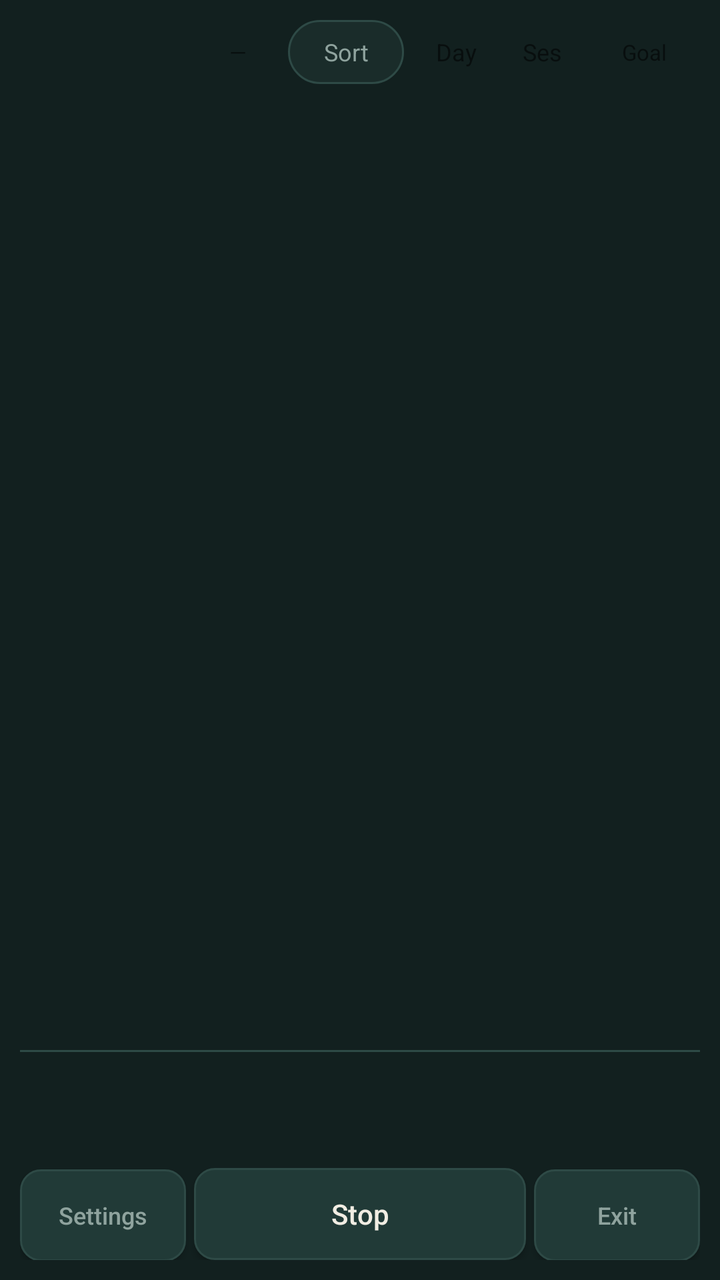
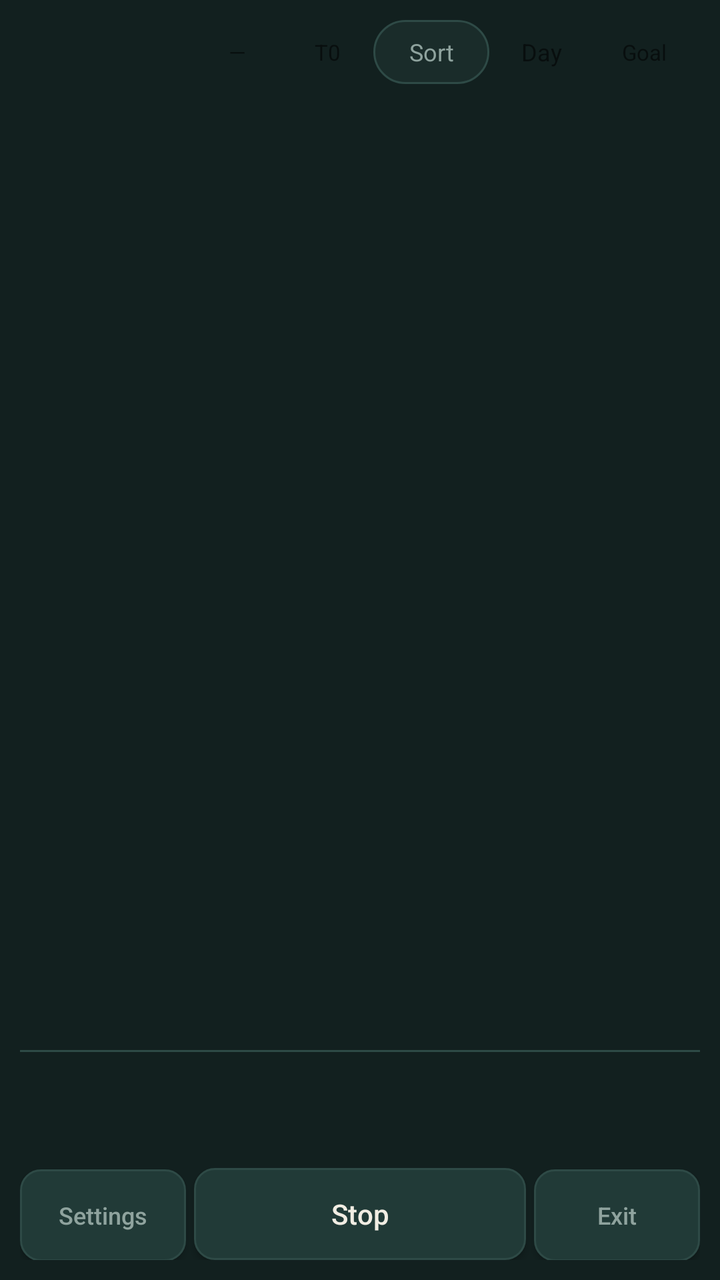

The first picture is an Android layout as it rendered before a commit; the second is the same layout after the commit. The layout source and the unified diff follow.
<!-- AndroidManifest.xml: application theme Theme.FocusLedger -->
<!-- res/layout/activity_main.xml -->
<?xml version="1.0" encoding="utf-8"?>
<LinearLayout xmlns:android="http://schemas.android.com/apk/res/android"
    android:layout_width="match_parent"
    android:layout_height="match_parent"
    android:orientation="vertical"
    android:background="#12201F"
    android:padding="10dp">

    
    <LinearLayout
        android:layout_width="match_parent"
        android:layout_height="wrap_content"
        android:orientation="horizontal"
        android:gravity="center_vertical"
        android:layout_marginBottom="10dp">

        <TextView
            android:id="@+id/tvHeader"
            android:layout_width="0dp"
            android:layout_weight="1"
            android:layout_height="wrap_content"
            android:textColor="#8FA39E"
            android:textSize="12sp"
            android:maxLines="2" />

        
        <TextView
            android:id="@+id/btnCum2"
            android:layout_width="wrap_content"
            android:layout_height="32dp"
            android:gravity="center"
            android:paddingStart="9dp"
            android:paddingEnd="9dp"
            android:minWidth="44dp"
            android:text="\u2014"
            android:textSize="11sp"
            android:clickable="true"
            android:focusable="true"
            android:layout_marginEnd="3dp" />

        <TextView
            android:id="@+id/btnSort"
            android:layout_width="58dp"
            android:layout_height="32dp"
            android:gravity="center"
            android:text="Sort"
            android:textSize="12sp"
            android:textColor="#8FA39E"
            android:background="@drawable/bg_pill_off"
            android:clickable="true"
            android:focusable="true"
            android:layout_marginEnd="6dp" />

        <TextView
            android:id="@+id/btnViewDay"
            android:layout_width="wrap_content"
            android:layout_height="32dp"
            android:gravity="center"
            android:paddingStart="10dp"
            android:paddingEnd="10dp"
            android:text="Day"
            android:textSize="12sp"
            android:clickable="true"
            android:focusable="true" />

        <TextView
            android:id="@+id/btnViewSession"
            android:layout_width="wrap_content"
            android:layout_height="32dp"
            android:gravity="center"
            android:paddingStart="10dp"
            android:paddingEnd="10dp"
            android:text="Ses"
            android:textSize="12sp"
            android:clickable="true"
            android:focusable="true"
            android:layout_marginStart="3dp" />

        
        <TextView
            android:id="@+id/btnCum"
            android:layout_width="56dp"
            android:layout_height="32dp"
            android:gravity="center"
            android:paddingStart="10dp"
            android:paddingEnd="10dp"
            android:text="Goal"
            android:textSize="11sp"
            android:clickable="true"
            android:focusable="true"
            android:layout_marginStart="3dp" />
    </LinearLayout>

    
    <LinearLayout
        android:id="@+id/diffBanner"
        android:layout_width="match_parent"
        android:layout_height="wrap_content"
        android:orientation="horizontal"
        android:gravity="center_vertical"
        android:visibility="gone"
        android:background="@drawable/bg_row_track"
        android:paddingStart="12dp"
        android:paddingEnd="4dp"
        android:layout_marginBottom="6dp">

        <TextView
            android:id="@+id/diffText"
            android:layout_width="0dp"
            android:layout_weight="1"
            android:layout_height="wrap_content"
            android:paddingTop="8dp"
            android:paddingBottom="8dp"
            android:textColor="#A9BDB8"
            android:textSize="12sp" />

        <TextView
            android:id="@+id/diffDismiss"
            android:layout_width="wrap_content"
            android:layout_height="wrap_content"
            android:padding="10dp"
            android:text="Dismiss"
            android:textColor="#E8A33D"
            android:textSize="12sp"
            android:clickable="true"
            android:focusable="true" />
    </LinearLayout>

    <androidx.recyclerview.widget.RecyclerView
        android:id="@+id/rowsList"
        android:layout_width="match_parent"
        android:layout_height="0dp"
        android:layout_weight="1"
        android:clipToPadding="false"
        android:scrollbars="none" />

    
    <LinearLayout
        android:id="@+id/noteBar"
        android:layout_width="match_parent"
        android:layout_height="wrap_content"
        android:orientation="horizontal"
        android:visibility="gone"
        android:layout_marginTop="8dp">

        <EditText
            android:id="@+id/editNote"
            android:layout_width="0dp"
            android:layout_weight="1"
            android:layout_height="46dp"
            android:hint="Note for last run (optional)"
            android:textColorHint="#5C736E"
            android:textColor="#F1EDE3"
            android:textSize="14sp"
            android:background="@drawable/bg_row_idle"
            android:paddingStart="12dp"
            android:paddingEnd="12dp"
            android:inputType="text"
            android:importantForAutofill="no"
            android:layout_marginEnd="6dp" />

        <Button
            android:id="@+id/btnSaveNote"
            android:layout_width="wrap_content"
            android:layout_height="46dp"
            android:text="Add"
            android:textAllCaps="false"
            android:textColor="#1A1206"
            android:textSize="13sp"
            android:background="@drawable/bg_button_work" />
    </LinearLayout>

    
    <View
        android:layout_width="match_parent"
        android:layout_height="1dp"
        android:layout_marginTop="6dp"
        android:background="#2E4A46" />

    
    <LinearLayout
        android:layout_width="match_parent"
        android:layout_height="48dp"
        android:orientation="horizontal"
        android:gravity="center_vertical"
        android:paddingStart="10dp"
        android:paddingEnd="10dp"
        android:layout_marginTop="4dp"
        android:weightSum="1">

        <View
            android:layout_width="34dp"
            android:layout_height="1dp" />

        
        <TextView
            android:id="@+id/tvTotalSub"
            android:layout_width="0dp"
            android:layout_weight="0.30"
            android:layout_height="match_parent"
            android:gravity="start|center_vertical"
            android:text=""
            android:fontFamily="monospace"
            android:maxLines="1"
            android:ellipsize="end"/>


        <TextView
            android:id="@+id/tvTotalElapsed"
            android:layout_width="0dp"
            android:layout_weight="0.40"
            android:layout_height="match_parent"
            android:gravity="end|center_vertical"
            android:text=""
            android:textColor="#E8A33D"
            android:fontFamily="monospace"
            android:maxLines="1"
            android:ellipsize="end"/>

        <TextView
            android:id="@+id/tvTotalGoal"
            android:layout_width="0dp"
            android:layout_weight="0.30"
            android:layout_height="match_parent"
            android:gravity="end|center_vertical"
            android:text=""
            android:textColor="#A9BDB8"
            android:fontFamily="monospace"
            android:maxLines="1"
            android:ellipsize="end"/>

    </LinearLayout>

    
    <LinearLayout
        android:layout_width="match_parent"
        android:layout_height="wrap_content"
        android:orientation="horizontal"
        android:layout_marginTop="6dp"
        android:weightSum="4">

        <Button
            android:id="@+id/btnSettings"
            android:layout_width="0dp"
            android:layout_weight="1"
            android:layout_height="46dp"
            android:layout_marginEnd="4dp"
            android:text="Settings"
            android:textAllCaps="false"
            android:textColor="#8FA39E"
            android:textSize="12sp"
            android:padding="0dp"
            android:background="@drawable/bg_button_small" />

        <Button
            android:id="@+id/btnStop"
            android:layout_width="0dp"
            android:layout_weight="2"
            android:layout_height="46dp"
            android:layout_marginEnd="4dp"
            android:text="Stop"
            android:textAllCaps="false"
            android:textColor="#F1EDE3"
            android:textSize="14sp"
            android:padding="0dp"
            android:background="@drawable/bg_button_small" />

        <Button
            android:id="@+id/btnDone"
            android:layout_width="0dp"
            android:layout_weight="1"
            android:layout_height="46dp"
            android:text="Exit"
            android:textAllCaps="false"
            android:textColor="#8FA39E"
            android:textSize="12sp"
            android:padding="0dp"
            android:background="@drawable/bg_button_small" />
    </LinearLayout>

</LinearLayout>
<!-- resources referenced by this layout -->
<resources>
  <!-- drawable bg_button_small (drawable) -->
  <?xml version="1.0" encoding="utf-8"?>
  <shape xmlns:android="http://schemas.android.com/apk/res/android" android:shape="rectangle">
      <solid android:color="#213A37" />
      <corners android:radius="10dp" />
      <stroke android:width="1dp" android:color="#2E4A46" />
  </shape>
  <!-- drawable bg_button_work (drawable) -->
  <?xml version="1.0" encoding="utf-8"?>
  <shape xmlns:android="http://schemas.android.com/apk/res/android" android:shape="rectangle">
      <solid android:color="#E8A33D" />
      <corners android:radius="12dp" />
  </shape>
  <!-- drawable bg_pill_off (drawable) -->
  <?xml version="1.0" encoding="utf-8"?>
  <shape xmlns:android="http://schemas.android.com/apk/res/android" android:shape="rectangle">
      <solid android:color="#1A2C2A" />
      <corners android:radius="16dp" />
      <stroke android:width="1dp" android:color="#2E4A46" />
  </shape>
  <!-- drawable bg_row_idle (drawable) -->
  <?xml version="1.0" encoding="utf-8"?>
  <shape xmlns:android="http://schemas.android.com/apk/res/android" android:shape="rectangle">
      <solid android:color="@android:color/transparent" />
      <corners android:radius="12dp" />
      <stroke android:width="1dp" android:color="#2E4A46" />
  </shape>
  <!-- drawable bg_row_track (drawable) -->
  <?xml version="1.0" encoding="utf-8"?>
  <shape xmlns:android="http://schemas.android.com/apk/res/android" android:shape="rectangle">
      <solid android:color="#1A2C2A" />
      <corners android:radius="12dp" />
  </shape>
  <style name="Theme.FocusLedger" parent="Theme.AppCompat.DayNight.NoActionBar">
          <item name="colorPrimary">#E8A33D</item>
          <item name="colorPrimaryDark">#12201F</item>
          <item name="colorAccent">#6FAFC4</item>
          <item name="android:windowBackground">#12201F</item>
      </style>
</resources>

<!-- the commit's change to res/layout/activity_main.xml (unified diff, before → after) -->
@@ -38,6 +38,21 @@
             android:focusable="true"
             android:layout_marginEnd="3dp" />
 
+        
+        <TextView
+            android:id="@+id/btnTasks"
+            android:layout_width="wrap_content"
+            android:layout_height="32dp"
+            android:gravity="center"
+            android:paddingStart="10dp"
+            android:paddingEnd="10dp"
+            android:minWidth="40dp"
+            android:text="T0"
+            android:textSize="11sp"
+            android:clickable="true"
+            android:focusable="true"
+            android:layout_marginEnd="3dp" />
+
         <TextView
             android:id="@+id/btnSort"
             android:layout_width="58dp"
@@ -62,19 +77,6 @@
             android:textSize="12sp"
             android:clickable="true"
             android:focusable="true" />
-
-        <TextView
-            android:id="@+id/btnViewSession"
-            android:layout_width="wrap_content"
-            android:layout_height="32dp"
-            android:gravity="center"
-            android:paddingStart="10dp"
-            android:paddingEnd="10dp"
-            android:text="Ses"
-            android:textSize="12sp"
-            android:clickable="true"
-            android:focusable="true"
-            android:layout_marginStart="3dp" />
 
         
         <TextView
